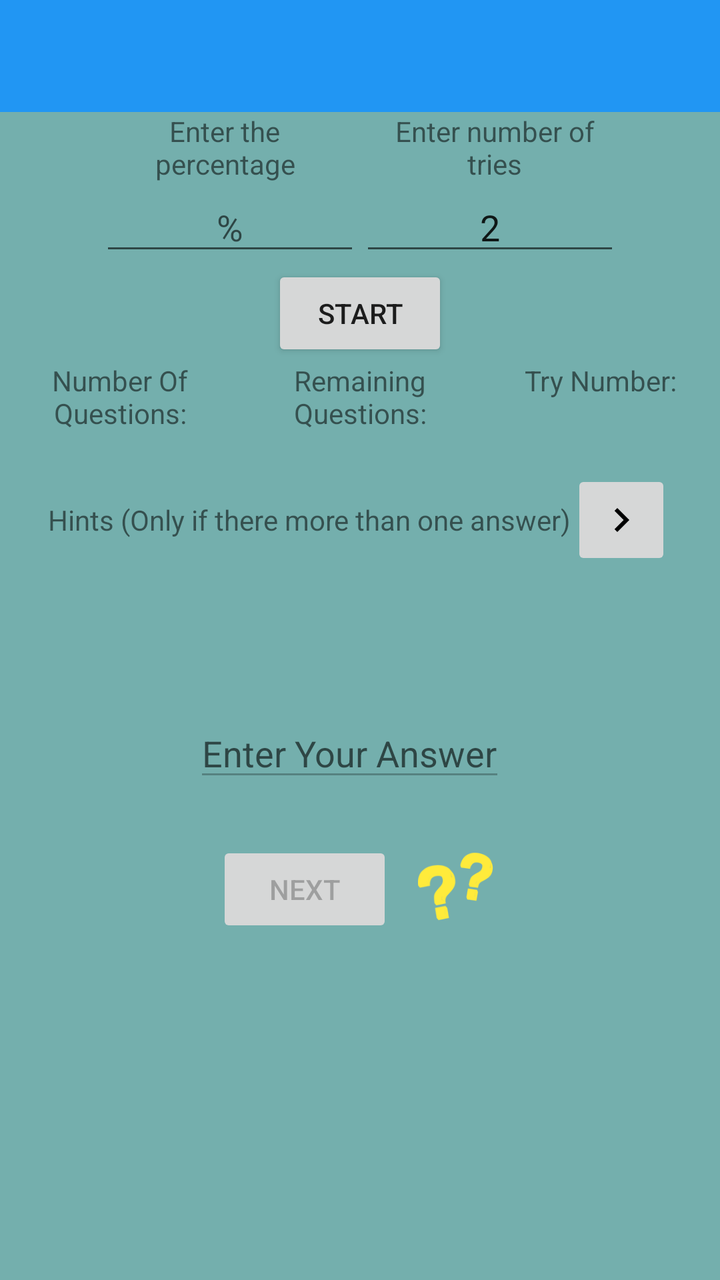
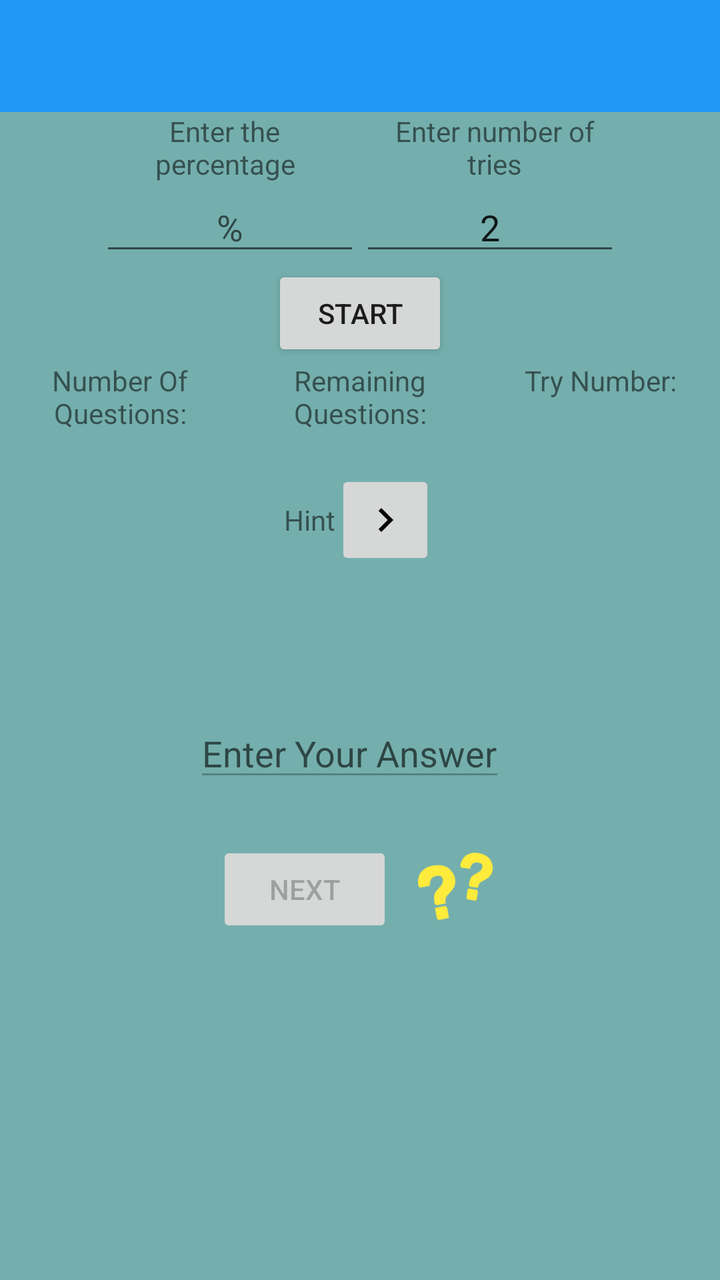

Screens rendered from an Android XML layout before and after an edit, with the pre-edit source and the edit as a unified diff.
<!-- AndroidManifest.xml: application theme AppTheme -->
<!-- res/layout/activity_test.xml -->
<?xml version="1.0" encoding="utf-8"?>
<LinearLayout xmlns:android="http://schemas.android.com/apk/res/android"
    android:layout_width="match_parent"
    android:layout_height="match_parent"
    android:orientation="vertical"
    android:background="#74AFAD">

    <android.support.v7.widget.Toolbar xmlns:app="http://schemas.android.com/apk/res-auto"
        android:id="@+id/toolbar"
        android:layout_width="fill_parent"
        android:layout_height="?attr/actionBarSize"
        android:background="?attr/colorPrimary"
        android:minHeight="?attr/actionBarSize" />

    <ScrollView
        android:layout_width="match_parent"
        android:layout_height="match_parent">


        <LinearLayout
            android:layout_width="match_parent"
            android:layout_height="wrap_content"
            android:orientation="vertical"
            >

                <TableLayout
                    android:layout_width="match_parent"
                    android:layout_height="wrap_content"
                    android:layout_gravity="center"
                    android:layout_marginLeft="50dp"
                    android:layout_marginRight="50dp">

                    <TableRow
                        android:layout_width="match_parent"
                        android:layout_height="match_parent">

                        <TextView
                            android:layout_width="0dp"
                            android:layout_height="wrap_content"
                            android:layout_marginRight="10dp"
                            android:layout_weight="1"
                            android:gravity="center"
                            android:text="@string/enter_percentage" />

                        <TextView
                            android:layout_width="0dp"
                            android:layout_height="wrap_content"
                            android:layout_weight="1"
                            android:gravity="center"
                            android:text="@string/enter_tries_number" />
                    </TableRow>

                    <TableRow
                        android:layout_width="match_parent"
                        android:layout_height="match_parent">

                        <EditText
                            android:id="@+id/enter_percent"
                            android:layout_width="0dp"
                            android:layout_height="wrap_content"
                            android:layout_weight="1"
                            android:gravity="center"
                            android:hint="@string/from_entries"
                            android:numeric="decimal"
                            android:imeOptions="flagNoExtractUi"/>

                        <EditText
                            android:id="@+id/enter_tries"
                            android:layout_width="0dp"
                            android:layout_height="wrap_content"
                            android:layout_weight="1"
                            android:gravity="center"
                            android:numeric="integer"
                            android:text="@string/default_number_of_tries"
                            android:imeOptions="flagNoExtractUi"/>
                    </TableRow>

                </TableLayout>




            <LinearLayout
                android:layout_width="wrap_content"
                android:layout_height="wrap_content"
                android:layout_gravity="center"
                android:orientation="horizontal">

            </LinearLayout>

            <Button
                android:id="@+id/start"
                android:layout_width="wrap_content"
                android:layout_height="wrap_content"
                android:layout_gravity="center"
                android:text="@string/start" />

            <TableLayout
                android:layout_width="match_parent"
                android:layout_height="wrap_content"
                android:layout_gravity="center">

                <TableRow
                    android:layout_width="match_parent"
                    android:layout_height="match_parent">

                    <TextView
                        android:layout_width="0dp"
                        android:layout_height="wrap_content"
                        android:layout_weight="1"
                        android:gravity="center"
                        android:text="@string/number_of_questions" />

                    <TextView
                        android:layout_width="0dp"
                        android:layout_height="wrap_content"
                        android:layout_weight="1"
                        android:gravity="center"
                        android:text="@string/remaining_questions" />

                    <TextView
                        android:layout_width="0dp"
                        android:layout_height="wrap_content"
                        android:layout_weight="1"
                        android:gravity="center"
                        android:text="@string/try_number" />
                </TableRow>

                <TableRow
                    android:layout_width="match_parent"
                    android:layout_height="match_parent">

                    <TextView
                        android:id="@+id/number_of_questions"
                        android:layout_width="0dp"
                        android:layout_height="wrap_content"
                        android:layout_gravity="center"
                        android:layout_weight="1"
                        android:gravity="center"
                        android:textColor="#FF0000" />

                    <TextView
                        android:id="@+id/remaining_question_counter"
                        android:layout_width="0dp"
                        android:layout_height="wrap_content"
                        android:layout_gravity="center"
                        android:layout_weight="1"
                        android:gravity="center"
                        android:textColor="#FF0000" />

                    <TextView
                        android:id="@+id/trys"
                        android:layout_width="0dp"
                        android:layout_height="wrap_content"
                        android:layout_gravity="center"
                        android:layout_weight="1"
                        android:gravity="center"
                        android:textColor="#FF0000" />

                </TableRow>

            </TableLayout>

            <TableLayout
                android:layout_width="match_parent"
                android:layout_height="wrap_content"
                android:layout_gravity="center">

                <TableRow
                    android:id="@+id/hint_table_row"
                    android:layout_width="match_parent"
                    android:layout_height="match_parent"
                    android:layout_gravity="center"
                    android:gravity="center">

                    <TextView
                        android:layout_width="match_parent"
                        android:layout_height="wrap_content"
                        android:layout_gravity="center"
                        android:gravity="center"
                        android:text="@string/hints" />
                    <ImageButton
                        android:id="@+id/next_hint"
                        android:layout_width="50dp"
                        android:layout_height="50dp"
                        android:src="@drawable/ic_navigate_next_black_24dp"
                        android:enabled="false"/>
                </TableRow>

                <TableRow
                    android:layout_width="match_parent"
                    android:layout_height="match_parent"
                    android:layout_gravity="center"
                    android:gravity="center">

                    <TextView
                        android:id="@+id/hint_if_there_is_more_than_one_answer"
                        android:layout_width="match_parent"
                        android:layout_height="wrap_content"
                        android:layout_gravity="center"
                        android:gravity="center" />


                </TableRow>

            </TableLayout>
            

            <LinearLayout
                android:layout_width="match_parent"
                android:layout_height="wrap_content"
                android:layout_gravity="center"
                android:orientation="vertical">

                

                <TextView
                    android:id="@+id/display_question"
                    android:layout_width="match_parent"
                    android:layout_height="wrap_content"
                    android:layout_marginTop="10dp"
                    android:gravity="center"
                    android:minLines="1"
                    android:scrollbarAlwaysDrawVerticalTrack="true"
                    android:textSize="30sp" />


            </LinearLayout>

            

            <LinearLayout
                android:layout_width="wrap_content"
                android:layout_height="wrap_content"
                android:layout_gravity="center"
                android:orientation="horizontal"
                android:layout_marginBottom="25dp">

                <EditText
                    android:id="@+id/enter_answer"
                    android:layout_width="wrap_content"
                    android:layout_height="wrap_content"
                    android:layout_gravity="center"
                    android:layout_marginRight="10dp"
                    android:hint="@string/enter_your_answer"
                    android:minLines="1"
                    android:enabled="false"
                    android:scrollbarAlwaysDrawVerticalTrack="true"
                    android:imeOptions="flagNoExtractUi"
                    android:inputType="textNoSuggestions|textMultiLine"/>

                

            </LinearLayout>

            <LinearLayout
                android:layout_width="wrap_content"
                android:layout_height="wrap_content"
                android:layout_gravity="center"
                android:orientation="horizontal">

                <Button
                    android:id="@+id/next"
                    android:layout_width="wrap_content"
                    android:layout_height="wrap_content"
                    android:layout_gravity="center"
                    android:layout_marginEnd="10dp"
                    android:layout_marginRight="10dp"
                    android:enabled="false"
                    android:text="@string/next" />
                <ImageView
                    android:id="@+id/image_result"
                    android:layout_width="45dp"
                    android:layout_height="45dp"
                    android:layout_gravity="center"
                    android:src="@drawable/ic_question_marks" />
            </LinearLayout>

        </LinearLayout>
    </ScrollView>

</LinearLayout>
<!-- resources referenced by this layout -->
<resources>
  <!-- drawable ic_navigate_next_black_24dp: png bitmap (drawable-hdpi, 128 bytes) -->
  <!-- drawable ic_question_marks: png bitmap (drawable-hdpi, 3010 bytes) -->
  <string name="default_number_of_tries">2</string>
  <string name="enter_percentage">Enter the percentage</string>
  <string name="enter_tries_number">Enter number of tries</string>
  <string name="enter_your_answer">Enter Your Answer</string>
  <string name="from_entries">%</string>
  <string name="hints">Hints (Only if there more than one answer)</string>
  <string name="next">Next</string>
  <string name="number_of_questions">Number Of Questions:</string>
  <string name="remaining_questions">Remaining Questions:</string>
  <string name="start">Start</string>
  <string name="try_number">Try Number:</string>
  <style name="AppTheme" parent="MyTheme.Base">
      </style>
  <style name="MyTheme.Base" parent="Theme.AppCompat.Light.DarkActionBar">
          <item name="windowNoTitle">true</item>
          <item name="windowActionBar">false</item>
          <item name="colorPrimary">#2196F3</item>
          <item name="colorPrimaryDark">#1976D2</item>
          <item name="colorAccent">#FF4081</item>
      </style>
</resources>

<!-- the commit's change to res/layout/activity_test.xml (unified diff, before → after) -->
@@ -178,7 +178,7 @@
                         android:layout_height="wrap_content"
                         android:layout_gravity="center"
                         android:gravity="center"
-                        android:text="@string/hints" />
+                        android:text="@string/hint" />
                     <ImageButton
                         android:id="@+id/next_hint"
                         android:layout_width="50dp"
<!-- resource entries referenced after the edit -->
@@ -7,7 +7,7 @@
   <string name="enter_tries_number">Enter number of tries</string>
   <string name="enter_your_answer">Enter Your Answer</string>
   <string name="from_entries">%</string>
-  <string name="hints">Hints (Only if there more than one answer)</string>
+  <string name="hint">Hint</string>
   <string name="next">Next</string>
   <string name="number_of_questions">Number Of Questions:</string>
   <string name="remaining_questions">Remaining Questions:</string>
